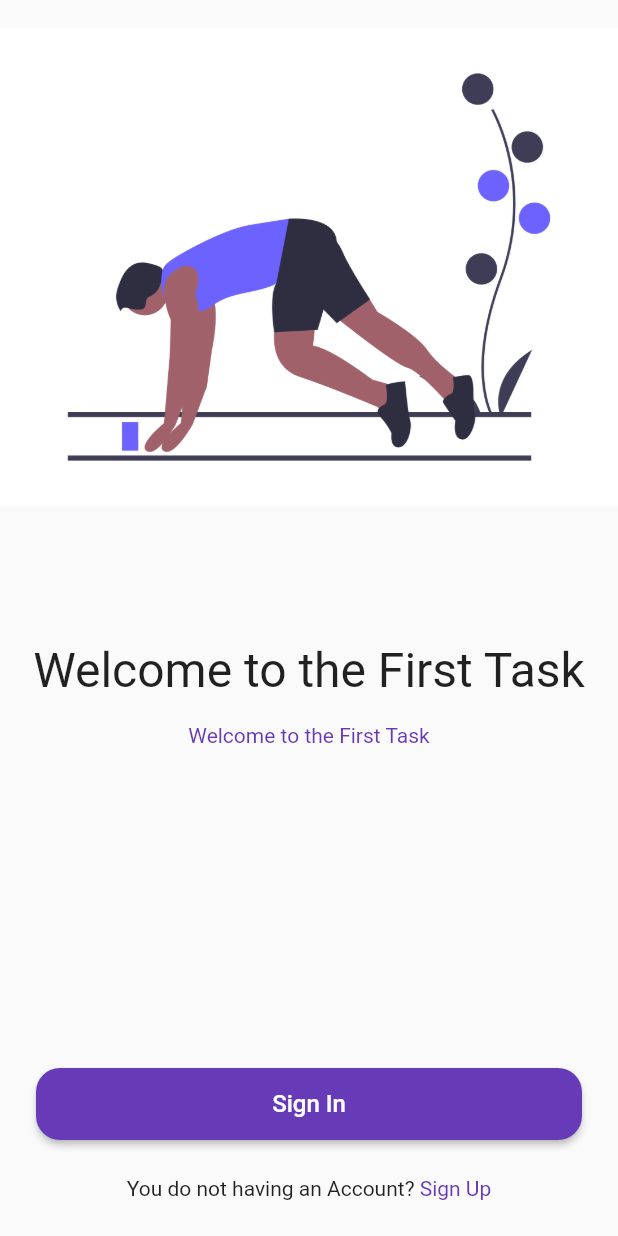
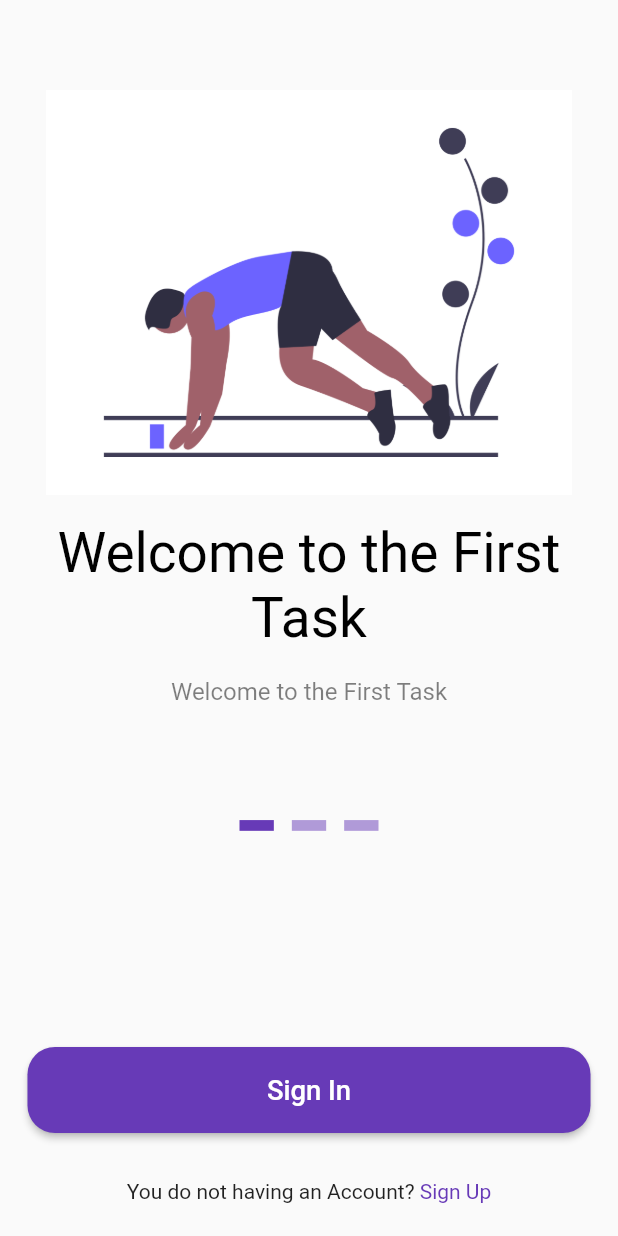
Before and after one commit to Abdelrhman-Mahmoud96/algoriza_internship_tasks, a Flutter app: the screen it shows after launch, on a phone screen of 412 x 824 dp. Run offline on Flutter 3.47's test engine with Material 2 defaults, Android fonts, the phone set to English and light mode, and no system bars; drawn by our look-alikes of dots_indicator; our stand-ins replace country_code_picker, flutter_screenutil.

Commit message:
updated and anding scrollable view for bording page

```diff
--- /dev/null
+++ b/lib/data/bording_data.dart
@@ -0,0 +1,16 @@
+import 'package:internship_task1/widgets/custome_bording_info.dart';
+
+List<CustomBordingInfo> bordingData = [
+  const CustomBordingInfo(
+      image: 'undraw_runner.png',
+      mainText: 'Welcome to the First Task',
+      subText: 'first task'),
+  const CustomBordingInfo(
+      image: 'undraw_Target.png',
+      mainText: 'Welcome to the First Task Again',
+      subText: 'first task again'),
+  const CustomBordingInfo(
+      image: 'undraw_fitness.png',
+      mainText: 'Welcome to the First Task One Last Time',
+      subText: 'sigh'),
+];
--- a/lib/main.dart
+++ b/lib/main.dart
@@ -1,6 +1,7 @@
 import 'package:flutter/material.dart';
 import 'package:internship_task1/route/route_generator.dart';
 import 'package:internship_task1/screens/boarding_page.dart';
+import 'package:flutter_screenutil/flutter_screenutil.dart';
 
 void main() {
   runApp(const MyApp());
@@ -12,6 +13,10 @@ class MyApp extends StatelessWidget {
   // This widget is the root of your application.
   @override
   Widget build(BuildContext context) {
+    return ScreenUtilInit(
+      designSize: const Size(360, 690),
+      minTextAdapt: true,
+      builder: (context, child) {
         return MaterialApp(
           debugShowCheckedModeBanner: false,
           title: 'Task 1',
@@ -22,5 +27,7 @@ class MyApp extends StatelessWidget {
           initialRoute: RouteGenerator.boardingPage,
           home: const BoardingPage(),
         );
+      },
+    );
   }
 }
--- a/lib/screens/boarding_page.dart
+++ b/lib/screens/boarding_page.dart
@@ -1,69 +1,86 @@
-import 'dart:ui';
-
+import 'package:dots_indicator/dots_indicator.dart';
 import 'package:flutter/material.dart';
-import 'package:internship_task1/screens/sign_in_page.dart';
-import 'package:internship_task1/screens/sign_up_page.dart';
+import 'package:internship_task1/data/bording_data.dart';
+import 'package:internship_task1/theme/colors.dart';
 import 'package:internship_task1/widgets/custom_button.dart';
 import 'package:internship_task1/widgets/custom_redirecting_text.dart';
+import 'package:flutter_screenutil/flutter_screenutil.dart';
 
-class BoardingPage extends StatelessWidget {
-  const BoardingPage({Key? key,}) : super(key: key);
+class BoardingPage extends StatefulWidget {
+  const BoardingPage({
+    Key? key,
+  }) : super(key: key);
 
+  @override
+  State<StatefulWidget> createState() => _BordingPageState();
+}
+
+class _BordingPageState extends State<BoardingPage> {
   final String welcomeText = 'Welcome to the First Task';
   final double fontSize = 32;
+  int currentIndex = 0;
 
   @override
   Widget build(BuildContext context) {
     return Scaffold(
-      body: Column(
-        children: [
-          //image
-          Expanded(child: Image.asset('assets/undraw_runner.png')),
-          //main text
-          Expanded(
-            child: Padding(
-              padding: const EdgeInsets.symmetric(horizontal: 8.0, vertical: 64),
+      body: SafeArea(
         child: Column(
           children: [
-                  Padding(
-                    padding: const EdgeInsets.all(8.0),
-                    child: Text(
-                      welcomeText,
-                      textAlign: TextAlign.center,
-                      style: TextStyle(fontSize: fontSize,),
+            Expanded(
+              child: PageView.builder(
+                itemCount: bordingData.length,
+                itemBuilder: (context, index) {
+                  return bordingData[index];
+                },
+                onPageChanged: (index) {
+                  setState(() {
+                    currentIndex = index;
+                  });
+                },
               ),
             ),
+            // dots indecator
             Padding(
-                    padding: const EdgeInsets.all(8.0),
-                    child: Text(
-                      welcomeText,
-                      textAlign: TextAlign.center,
-                      style: const TextStyle(color: Colors.deepPurple, fontSize: 14,),
+              padding: EdgeInsets.all(8.r),
+              child: DotsIndicator(
+                dotsCount: bordingData.length,
+                position: currentIndex.toDouble(),
+                decorator: DotsDecorator(
+                  size: Size(20.w, 6.h),
+                  activeSize: Size(20.w, 6.h),
+                  color: TasksColors.primaryColor.withOpacity(0.5),
+                  activeColor: TasksColors.primaryColor,
+                  shape: const RoundedRectangleBorder(),
+                  activeShape: const RoundedRectangleBorder(),
+                ),
+              ),
+            ),
+           SizedBox(height: 100.h,),
+            // sign in button
+            CustomButton(
+              buttonKey: const Key('boarding_page_sign_in_key'),
+              label: 'Sign In',
+              onPressed: () {
+                Navigator.pushNamed(context, '/signInPage');
+              },
+            ),
+            //not having account(sign up)
+            Padding(
+              padding: const EdgeInsets.all(12.0),
+              child: Align(
+                alignment: Alignment.bottomCenter,
+                child: CustomRedirectingText(
+                  questionText: 'You do not having an Account? ',
+                  pageNameText: 'Sign Up',
+                  onTap: () {
+                    Navigator.pushNamed(context, '/signUpPage');
+                  },
+                ),
               ),
             ),
           ],
         ),
       ),
-          ),
-
-          CustomButton(
-            buttonKey: const Key('boarding_page_sign_in_key'),
-            label: 'Sign In',
-            onPressed: (){
-              Navigator.pushReplacementNamed(context, '/signInPage');
-            },
-          ),
-          //not having account(sign up)
-          CustomRedirectingText(
-            questionText: 'You do not having an Account? ',
-            pageNameText: 'Sign Up',
-            onTap: (){
-              Navigator.pushReplacementNamed(context, '/signUpPage');
-            },
-          ),
-
-        ],
-      ),
     );
   }
 }
--- a/lib/screens/sign_in_page.dart
+++ b/lib/screens/sign_in_page.dart
@@ -1,8 +1,6 @@
 import 'dart:developer';
 import 'package:country_code_picker/country_code_picker.dart';
 import 'package:flutter/material.dart';
-import 'package:flutter/services.dart';
-import 'package:internship_task1/screens/home_page.dart';
 import 'package:internship_task1/widgets/custom_button.dart';
 import 'package:internship_task1/widgets/custom_redirecting_text.dart';
 import 'package:internship_task1/widgets/custom_text_field.dart';
@@ -24,7 +22,8 @@ class _SignInPageState extends State<SignInPage> {
   @override
   Widget build(BuildContext context) {
     return Scaffold(
-        body: SingleChildScrollView(
+        body: SizedBox.expand(
+          child: SingleChildScrollView(
               child: Column(
                 children: [
                   // decorating image and back button
@@ -53,7 +52,8 @@ class _SignInPageState extends State<SignInPage> {
                       child: Padding(
                         padding: EdgeInsets.symmetric(horizontal: 8.0, vertical: 24.0),
                         child: Text('Sign In', style: TextStyle(fontSize: 24),),
-                    )),
+                      )
+                    ),
                   Form(
                     key: _formField,
                     child: Column(
@@ -90,9 +90,7 @@ class _SignInPageState extends State<SignInPage> {
                     ),
                   ),
                   //sign in button
-                Padding(
-                  padding: const EdgeInsets.only(top: 100.0),
-                  child: CustomButton(
+                  CustomButton(
                     buttonKey: const Key('login_page_sign_in_button'),
                     label: 'Sign In',
                     onPressed: (){
@@ -109,7 +107,6 @@ class _SignInPageState extends State<SignInPage> {
                       }
                     },
                   ),
-                ),
                   //not having account(sign up)
                   CustomRedirectingText(
                     questionText: 'You Do not have an account? ',
@@ -120,6 +117,7 @@ class _SignInPageState extends State<SignInPage> {
                   ),
                 ],
               )
+          ),
         )
     );
   }
--- a/lib/screens/sign_up_page.dart
+++ b/lib/screens/sign_up_page.dart
@@ -27,35 +27,42 @@ class _SignUpPageState extends State<SignUpPage> {
   @override
   Widget build(BuildContext context) {
     return Scaffold(
-        body: SingleChildScrollView(
+        body: SizedBox.expand(
+      child: SingleChildScrollView(
         child: Column(
           children: [
             // decorating image and back button
             Stack(
               alignment: Alignment.centerLeft,
               children: [
-                    Image.asset('assets/background.png',),
+                Image.asset(
+                  'assets/background.png',
+                ),
                 Padding(
                   padding: const EdgeInsets.all(8.0),
                   child: ElevatedButton(
                       style: ElevatedButton.styleFrom(
-                              shape: const CircleBorder(),
-                              primary: Colors.white
-                          ),
-                          onPressed: (){
+                          shape: const CircleBorder(), primary: Colors.white),
+                      onPressed: () {
                         Navigator.of(context).pop();
                       },
-                          child: const Icon(Icons.arrow_back_ios, color: Colors.deepPurple,)
-                      ),
+                      child: const Icon(
+                        Icons.arrow_back_ios,
+                        color: Colors.deepPurple,
+                      )),
                 ),
               ],
             ),
             // form main title
             const Align(
-                    alignment: Alignment.topLeft,
+                alignment: Alignment.centerLeft,
                 child: Padding(
-                      padding: EdgeInsets.symmetric(horizontal: 8.0, vertical: 24.0),
-                      child: Text('Registering', style: TextStyle(fontSize: 24),),
+                  padding:
+                      EdgeInsets.symmetric(horizontal: 8.0, vertical: 24.0),
+                  child: Text(
+                    'Registering',
+                    style: TextStyle(fontSize: 24),
+                  ),
                 )),
             Form(
               key: _formField,
@@ -68,16 +75,16 @@ class _SignUpPageState extends State<SignUpPage> {
                     hint: 'enter your email',
                     controller: _emailNumberController,
                     keyboardInputType: TextInputType.emailAddress,
-                        validator:  (value){
-                          if(value!.isEmpty){
+                    validator: (value) {
+                      if (value!.isEmpty) {
                         return _emailErrorText;
                       }
                       return null;
                     },
-                        onChanged: (value){
-                          setState(() {
-                          });
-                        },),
+                    onChanged: (value) {
+                      setState(() {});
+                    },
+                  ),
                   //phone number field
                   CustomTextField(
                     textFieldKey: const Key('signUp_page_phone_text_field'),
@@ -85,27 +92,25 @@ class _SignUpPageState extends State<SignUpPage> {
                     hint: 'enter your phone number',
                     controller: _phoneNumberController,
                     keyboardInputType: TextInputType.phone,
-                        prefixIcon:  CountryCodePicker(
+                    prefixIcon: CountryCodePicker(
                       key: const Key('signUp_country_code_picker'),
                       barrierColor: Colors.deepPurple,
                       initialSelection: 'EG',
                       showCountryOnly: false,
-                          onChanged: (value){
-                            setState(() {
-
-                            });
+                      onChanged: (value) {
+                        setState(() {});
                       },
                     ),
-                        validator:  (value){
-                          if(value!.isEmpty){
+                    validator: (value) {
+                      if (value!.isEmpty) {
                         return _phoneErrorText;
                       }
                       return null;
                     },
-                        onChanged: (value){
-                          setState(() {
-                          });
-                        },),
+                    onChanged: (value) {
+                      setState(() {});
+                    },
+                  ),
                   // password
                   CustomTextField(
                     textFieldKey: const Key('signUp_page_password_text_field'),
@@ -114,30 +119,27 @@ class _SignUpPageState extends State<SignUpPage> {
                     controller: _passwordNumberController,
                     keyboardInputType: TextInputType.text,
                     obscureText: true,
-                        validator:  (value){
-                          if(value!.isEmpty){
+                    validator: (value) {
+                      if (value!.isEmpty) {
                         return _passwordErrorText;
                       }
                       return null;
                     },
-                        onChanged: (value){
-                          setState(() {
-                          });
-                        },),
+                    onChanged: (value) {
+                      setState(() {});
+                    },
+                  ),
                 ],
               ),
             ),
             //sign up button
-                Padding(
-                  padding: const EdgeInsets.only(top: 100.0),
-                  child: CustomButton(
+            CustomButton(
               buttonKey: const Key('signUp_page_sign_up_button'),
               label: 'Sign UP',
-                    onPressed: (){
-                      if(_formField.currentState!.validate()){
+              onPressed: () {
+                if (_formField.currentState!.validate()) {
                   Navigator.pushNamed(context, '/homePage');
-                      }
-                      else {
+                } else {
                   ScaffoldMessenger.of(context)
                     ..hideCurrentSnackBar()
                     ..showSnackBar(
@@ -147,18 +149,20 @@ class _SignUpPageState extends State<SignUpPage> {
                 }
               },
             ),
-                ),
             //having account(sign in)
-                CustomRedirectingText(
+            Padding(
+              padding: const EdgeInsets.all(8.0),
+              child: CustomRedirectingText(
                 questionText: 'Already having an account? ',
                 pageNameText: 'Sign In',
                 onTap: () {
                   Navigator.pushNamed(context, '/signInPage');
                 },
               ),
+            ),
           ],
-            )
-        )
-    );
+        ),
+      ),
+    ));
   }
 }
--- /dev/null
+++ b/lib/theme/colors.dart
@@ -0,0 +1,5 @@
+import 'package:flutter/material.dart';
+
+class TasksColors{
+  static const Color primaryColor = Colors.deepPurple;
+}
--- a/lib/widgets/custom_button.dart
+++ b/lib/widgets/custom_button.dart
@@ -1,4 +1,6 @@
 import 'package:flutter/material.dart';
+import 'package:flutter_screenutil/flutter_screenutil.dart';
+import 'package:internship_task1/theme/colors.dart';
 
 class CustomButton extends StatelessWidget {
   const CustomButton({
@@ -13,16 +15,17 @@ class CustomButton extends StatelessWidget {
 
   @override
   Widget build(BuildContext context) {
+    // final hight = MediaQuery.of(context).size.height;
     return Padding(
-      padding: const EdgeInsets.symmetric(horizontal: 24),
+      padding: EdgeInsets.symmetric(horizontal: 16.w, vertical: 8.h),
       child: ElevatedButton(
           key: buttonKey,
           onPressed: onPressed,
-          child: Text(label, style: const TextStyle(fontSize: 16, color: Colors.white),),
+          child: Text(label, style: TextStyle(fontSize: 16.sp, color: Colors.white),),
           style: ElevatedButton.styleFrom(
-            shape: RoundedRectangleBorder(borderRadius: BorderRadius.circular(16.0)),
-            minimumSize: const Size(double.infinity, 48),
-            primary: Colors.deepPurple
+            shape: RoundedRectangleBorder(borderRadius: BorderRadius.circular(16.r)),
+            minimumSize: Size(double.infinity, 48.h),
+            primary: TasksColors.primaryColor
           ),
       ),
     );
--- a/lib/widgets/custom_redirecting_text.dart
+++ b/lib/widgets/custom_redirecting_text.dart
@@ -1,4 +1,6 @@
 import 'package:flutter/material.dart';
+import 'package:flutter_screenutil/flutter_screenutil.dart';
+import 'package:internship_task1/theme/colors.dart';
 
 class CustomRedirectingText extends StatelessWidget {
   const CustomRedirectingText({
@@ -14,13 +16,13 @@ class CustomRedirectingText extends StatelessWidget {
   @override
   Widget build(BuildContext context) {
     return Padding(
-        padding: const EdgeInsets.symmetric(vertical: 24.0),
+        padding: EdgeInsets.symmetric(vertical: 8.0.h),
         child: Row(
           mainAxisAlignment: MainAxisAlignment.center,
           children: [
             Text(questionText!,),
             InkWell(
-            child: Text(pageNameText, style: const TextStyle(color: Colors.deepPurple),),
+            child: Text(pageNameText, style: const TextStyle(color: TasksColors.primaryColor),),
             onTap: onTap,
           ),
         ],)
--- a/lib/widgets/custom_text_field.dart
+++ b/lib/widgets/custom_text_field.dart
@@ -1,5 +1,6 @@
-import 'package:country_code_picker/country_code_picker.dart';
 import 'package:flutter/material.dart';
+import 'package:flutter_screenutil/flutter_screenutil.dart';
+import 'package:internship_task1/theme/colors.dart';
 
 class CustomTextField extends StatefulWidget {
   const CustomTextField({
@@ -30,20 +31,18 @@ class CustomTextField extends StatefulWidget {
 class _CustomTextFieldState extends State<CustomTextField> {
   @override
   Widget build(BuildContext context) {
-    return Padding(
-      padding: const EdgeInsets.all(8.0),
-      child: TextFormField(
+    return TextFormField(
       key: widget.key,
       decoration: InputDecoration(
         labelText: widget.label,
         hintText: widget.hint,
         border: OutlineInputBorder(
-            borderSide: const BorderSide(width: 2, color: Colors.deepPurple),
+          borderSide: BorderSide(width: 2.w, color: TasksColors.primaryColor),
           borderRadius: BorderRadius.circular(16),
         ),
         enabledBorder: OutlineInputBorder(
-            borderSide: const BorderSide(width: 2, color: Colors.deepPurple),
-            borderRadius: BorderRadius.circular(16),
+          borderSide: BorderSide(width: 2.w, color: TasksColors.primaryColor),
+          borderRadius: BorderRadius.circular(16.r),
         ),
         prefixIcon: widget.prefixIcon,
       ),
@@ -53,7 +52,6 @@ class _CustomTextFieldState extends State<CustomTextField> {
       onChanged: widget.onChanged,
       autovalidateMode: AutovalidateMode.onUserInteraction,
       validator: widget.validator,
-      ),
     );
   }
 }
--- /dev/null
+++ b/lib/widgets/custome_bording_info.dart
@@ -0,0 +1,50 @@
+import 'package:flutter/material.dart';
+import 'package:flutter_screenutil/flutter_screenutil.dart';
+
+class CustomBordingInfo extends StatelessWidget {
+  const CustomBordingInfo(
+      {Key? key,
+      required this.image,
+      required this.mainText,
+      required this.subText})
+      : super(key: key);
+
+  final String image;
+  final String mainText;
+  final String subText;
+
+  @override
+  Widget build(BuildContext context) {
+    return Column(
+      mainAxisAlignment: MainAxisAlignment.center,
+      children: [
+        Container(
+          width: 360.w,
+          height: 240.h,
+          padding: const EdgeInsets.all(8.0),
+          child: Image.asset('assets/$image'),
+        ),
+        Padding(
+          padding: EdgeInsets.all(8.r),
+          child: Text(
+            mainText,
+            textAlign: TextAlign.center,
+            style: TextStyle(
+              color: Colors.black,
+              fontSize: 32.sp,
+            ),
+          ),
+        ),
+        Padding(
+          padding: EdgeInsets.all(8.r),
+          child: Text(
+            mainText,
+            textAlign: TextAlign.center,
+            style: TextStyle(
+                color: Colors.black.withOpacity(0.5), fontSize: 14.sp),
+          ),
+        ),
+      ],
+    );
+  }
+}
--- a/pubspec.yaml
+++ b/pubspec.yaml
@@ -7,6 +7,8 @@ environment:
   sdk: ">=2.16.2 <3.0.0"
 
 dependencies:
+  dots_indicator: ^2.1.0
+  flutter_screenutil: ^5.5.3+2
   country_code_picker: ^2.0.2
   flutter:
     sdk: flutter
```
Also changed, not shown: assets/undraw_Target.png (added), assets/undraw_fitness.png (added), pubspec.lock. Lines whose indentation alone changed are shown as unchanged.
